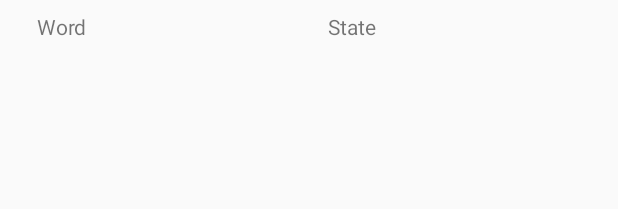
After one commit to miguelromeral/PasswordGame, an Android app: the layout item_answer.xml on its own in the app's theme, with its tools: preview values and no code run, on a phone screen of 412 x 824 dp. The commit adds this screen. Shown: the top 209 px of the screen. Run offline under Robolectric (Android 15) with nearby library versions, the phone set to English and light mode, and no system bars.

Commit message:
Showed all the words at the final screen

```diff
--- /dev/null
+++ b/app/src/main/res/layout/item_answer.xml
@@ -0,0 +1,51 @@
+<?xml version="1.0" encoding="utf-8"?>
+
+
+<layout xmlns:app="http://schemas.android.com/apk/res-auto"
+    xmlns:tools="http://schemas.android.com/tools"
+    xmlns:android="http://schemas.android.com/apk/res/android">
+
+    <data>
+        <variable
+            name="password"
+            type="es.miguelromeral.password.classes.Password" />
+
+    </data>
+
+
+    <androidx.constraintlayout.widget.ConstraintLayout
+        android:layout_width="match_parent"
+        android:layout_height="wrap_content">
+
+
+        <TextView
+            android:id="@+id/tvWord"
+            android:layout_width="wrap_content"
+            android:layout_height="wrap_content"
+            android:layout_marginStart="24dp"
+            android:layout_marginTop="8dp"
+            android:layout_marginBottom="8dp"
+            android:text="@{password.word}"
+            android:textAlignment="center"
+            app:layout_constraintBottom_toBottomOf="parent"
+            app:layout_constraintStart_toStartOf="parent"
+            app:layout_constraintTop_toTopOf="parent"
+            tools:text="Word" />
+
+        <TextView
+            android:id="@+id/tvState"
+            android:layout_width="wrap_content"
+            android:layout_height="wrap_content"
+            android:layout_marginTop="8dp"
+            android:layout_marginBottom="8dp"
+            android:textAlignment="center"
+            app:layout_constraintBottom_toBottomOf="parent"
+            app:layout_constraintEnd_toEndOf="parent"
+            app:layout_constraintStart_toEndOf="@+id/tvWord"
+            app:layout_constraintTop_toTopOf="parent"
+            tools:text="State" />
+
+    </androidx.constraintlayout.widget.ConstraintLayout>
+
+
+</layout>
```
Also changed, not shown: app/src/main/java/es/miguelromeral/password/ui/Adapters/AnswersAdapter.kt (added, +54 -0 lines), app/src/main/java/es/miguelromeral/password/ui/finishedgame/FinishedGameFactory.kt (+5 -2 lines), app/src/main/java/es/miguelromeral/password/ui/finishedgame/FinishedGameFragment.kt (+13 -2 lines), app/src/main/java/es/miguelromeral/password/ui/finishedgame/FinishedGameViewModel.kt (+14 -1 lines), app/src/main/res/layout/fragment_game_finished.xml (+9 -2 lines).
